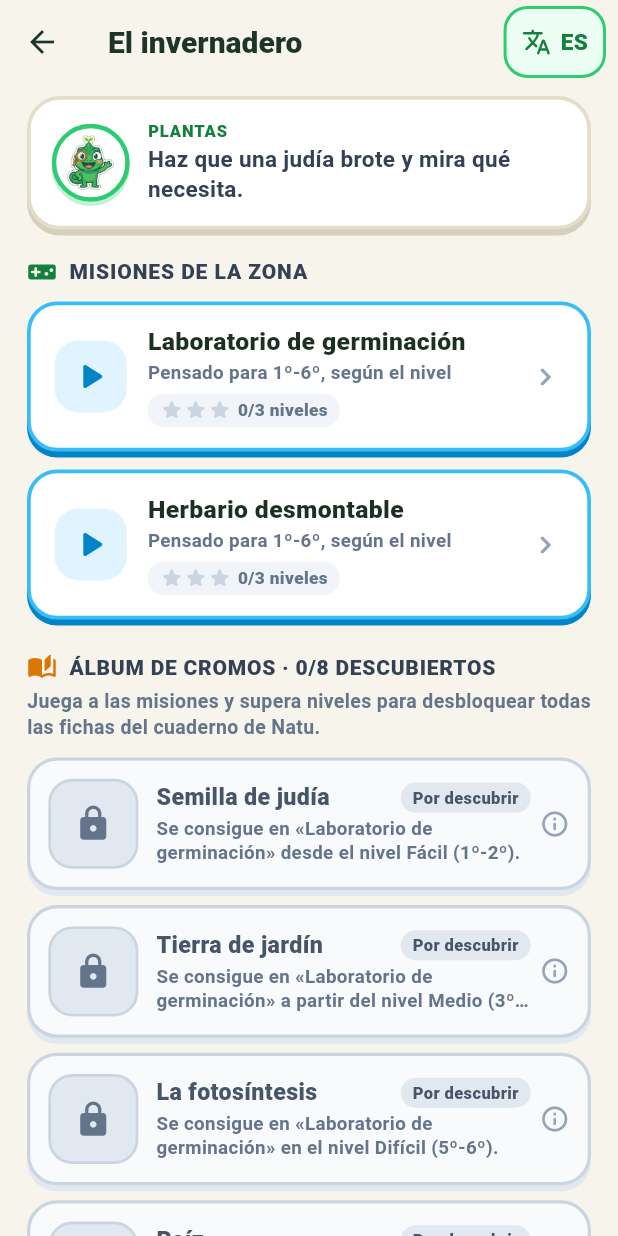
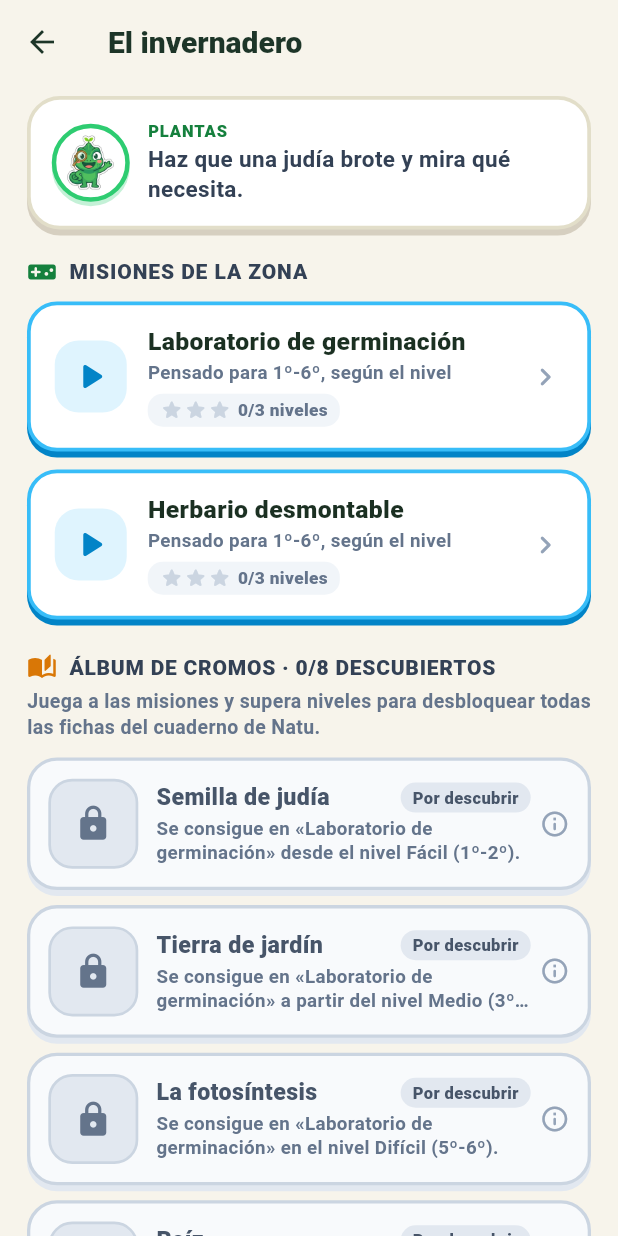
Before and after one commit to imoroc/NaturalMente, a Flutter app: the screen it shows after launch, after a tap on "Plantas", on a phone screen of 412 x 824 dp. Run offline on Flutter 3.47's test engine with Material 3 defaults, Android fonts, the phone set to English and light mode, and no system bars; our stand-ins replace shared_preferences.

Commit message:
Mueve el selector de idioma al inicio del mapa principal.

```diff
--- a/lib/ui/herbario.dart
+++ b/lib/ui/herbario.dart
@@ -12,7 +12,6 @@ import 'package:naturalmente/ui/burbuja.dart';
 import 'package:naturalmente/ui/componentes_juego.dart';
 import 'package:naturalmente/ui/estilos_juego.dart';
 import 'package:naturalmente/ui/planta.dart';
-import 'package:naturalmente/ui/selector_idioma.dart';
 import 'package:naturalmente/ui/texto.dart';
 
 class HerbarioPage extends StatefulWidget {
@@ -161,7 +160,6 @@ class _HerbarioPageState extends State<HerbarioPage> {
     final partida = _partida;
     return Scaffold(
       appBar: AppBar(
-        actions: const [SelectorIdioma()],
         title: Texto(
           widget.actividad.titulo,
           maxLines: 1,
--- a/lib/ui/juego.dart
+++ b/lib/ui/juego.dart
@@ -7,7 +7,6 @@ import 'package:naturalmente/ui/burbuja.dart';
 import 'package:naturalmente/ui/componentes_juego.dart';
 import 'package:naturalmente/ui/dibujos.dart';
 import 'package:naturalmente/ui/estilos_juego.dart';
-import 'package:naturalmente/ui/selector_idioma.dart';
 import 'package:naturalmente/ui/texto.dart';
 
 class JuegoPage extends StatefulWidget {
@@ -209,7 +208,6 @@ class _JuegoPageState extends State<JuegoPage> {
     final hayMasRetos = _siguienteRetoPendiente() != null;
     return Scaffold(
       appBar: AppBar(
-        actions: const [SelectorIdioma()],
         centerTitle: false,
         title: Texto(
           enSelector ? actividad.titulo : _titulo(actividad),
--- a/lib/ui/mapa.dart
+++ b/lib/ui/mapa.dart
@@ -25,13 +25,13 @@ class MapaPage extends StatelessWidget {
                   child: Column(
                     crossAxisAlignment: CrossAxisAlignment.stretch,
                     children: [
+                      const _CabeceraNatu(),
+                      const SizedBox(height: 14),
                       const Align(
                         alignment: Alignment.centerRight,
                         child: SelectorIdioma(),
                       ),
-                      const SizedBox(height: 10),
-                      const _CabeceraNatu(),
-                      const SizedBox(height: 18),
+                      const SizedBox(height: 14),
                       Padding(
                         padding: const EdgeInsets.symmetric(horizontal: 4),
                         child: Row(
--- a/lib/ui/zona.dart
+++ b/lib/ui/zona.dart
@@ -8,7 +8,6 @@ import 'package:naturalmente/ui/componentes_juego.dart';
 import 'package:naturalmente/ui/dibujos.dart';
 import 'package:naturalmente/ui/herbario.dart';
 import 'package:naturalmente/ui/juego.dart';
-import 'package:naturalmente/ui/selector_idioma.dart';
 import 'package:naturalmente/ui/texto.dart';
 
 class ZonaPage extends StatelessWidget {
@@ -26,7 +25,6 @@ class ZonaPage extends StatelessWidget {
 
     return Scaffold(
       appBar: AppBar(
-        actions: const [SelectorIdioma()],
         centerTitle: false,
         title: Texto(zona.nombre, maxLines: 1, overflow: TextOverflow.ellipsis),
       ),
@@ -624,7 +622,6 @@ class _AlbumPageState extends State<AlbumPage> {
 
     return Scaffold(
       appBar: AppBar(
-        actions: const [SelectorIdioma()],
         centerTitle: false,
         title: const Texto(
           'Álbum de cromos de Natu',
```
Also changed, not shown: 3 other files.
